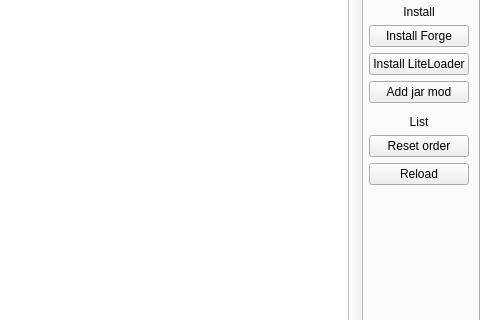
superhard/MultiMC5, file application/pages/VersionPage.ui: the form before one commit; both pictures show x 213 to 693 and y 168 to 488 of the 693 by 575 pixel window.
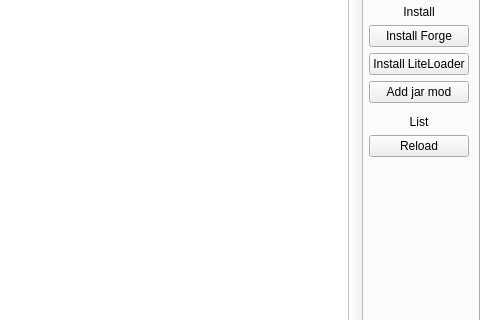
The form after the commit. Custom widgets are drawn as their Qt base class.

Commit message: NOISSUE remove resetOrder support

```diff
--- a/application/pages/VersionPage.ui
+++ b/application/pages/VersionPage.ui
@@ -148,16 +148,6 @@
            </property>
           </widget>
          </item>
-         <item>
-          <widget class="QPushButton" name="resetLibraryOrderBtn">
-           <property name="toolTip">
-            <string>This isn't implemented yet.</string>
-           </property>
-           <property name="text">
-            <string>Reset order</string>
-           </property>
-          </widget>
-         </item>
          <item>
           <widget class="QPushButton" name="reloadLibrariesBtn">
            <property name="text">
```
The commit also changes 8 other files.
